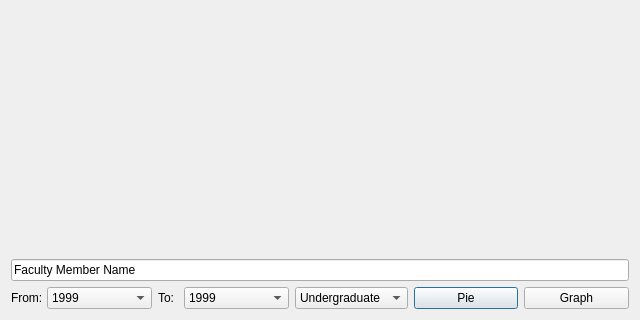
The window that src/dialog.ui (dnewell/AcuitySTAR-Dashboard) describes before a commit, drawn with Qt 5; both pictures show x 0 to 640 and y 258 to 578 of the 640 by 578 pixel window.
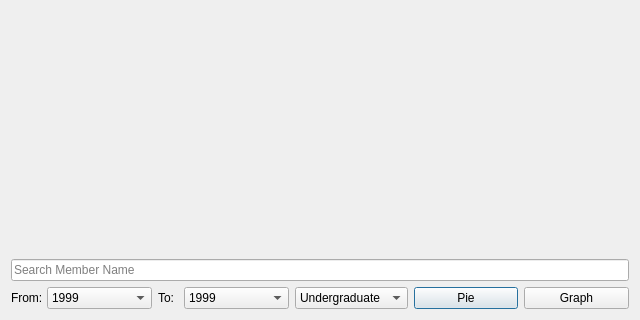
The same window after the commit. Custom widgets are drawn as their Qt base class.

```diff
--- a/src/dialog.ui
+++ b/src/dialog.ui
@@ -40,7 +40,10 @@
    <item>
     <widget class="QLineEdit" name="searchIn">
      <property name="text">
-      <string>Faculty Member Name</string>
+      <string/>
+     </property>
+     <property name="placeholderText">
+      <string>Search Member Name</string>
      </property>
     </widget>
    </item>
```
Left out of the diff: 4 changed lines with no effect on the pictures.
